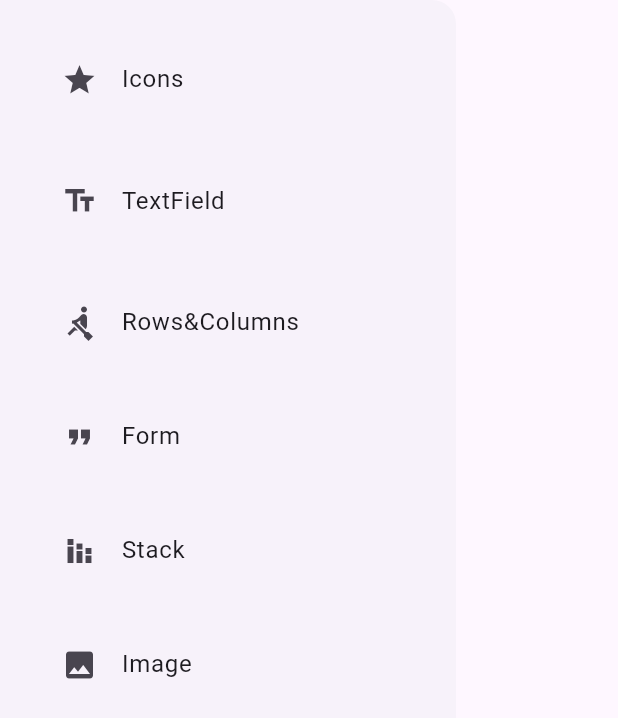
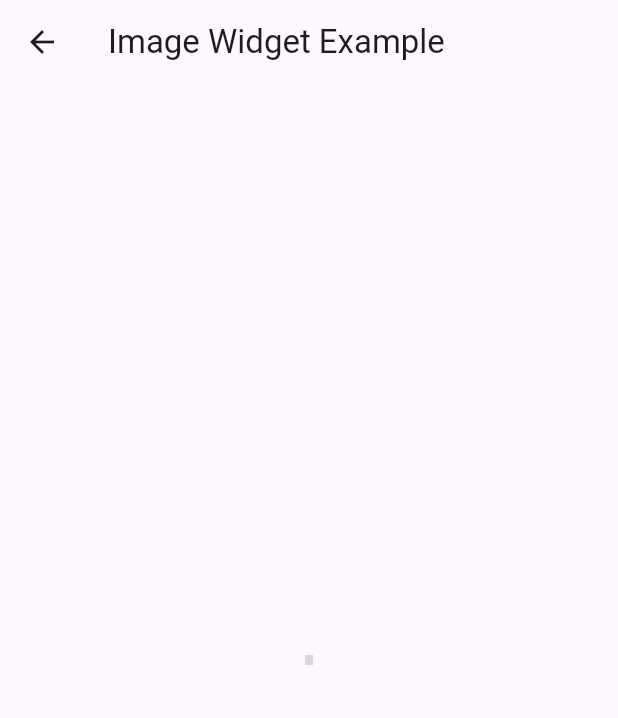
Before and after one commit to Kanishka714/Listing_widgets, a Flutter app: the screen it shows after launch, after a tap on "Image", on a phone screen of 412 x 824 dp. Shown: the top 718 px of the screen. Run offline on Flutter 3.47's test engine with Material 3 defaults, Android fonts, the phone set to English and light mode, and no system bars; grey boxes are pictures that could not be loaded.

Commit message:
routing works fine

```diff
--- a/lib/custom_drawer.dart
+++ b/lib/custom_drawer.dart
@@ -11,10 +11,9 @@ class CustomDrawer extends StatelessWidget {
         child: Column(
           children: [
             Padding(
-              padding: const EdgeInsets.all(10.0),
+              padding: const EdgeInsets.all(50.0),
               child: ListTile(
-                leading: Icon(Icons.star),
-                title: Text("Icons"),
+                leading: Center(child: Icon(Icons.star)),
               ),
             ),
 
@@ -25,7 +24,9 @@ class CustomDrawer extends StatelessWidget {
               child: ListTile(
                 leading: Icon(Icons.text_fields),
                 title: Text("TextField"),
-                onTap: (){},
+                onTap: (){
+                  Navigator.pushNamed(context, '/textfieldwid');
+                },
               ),
             ),
 
@@ -36,7 +37,9 @@ class CustomDrawer extends StatelessWidget {
               child: ListTile(
                 leading: Icon(Icons.rowing),
                 title: Text("Rows&Columns"),
-                onTap: (){},
+                onTap: (){
+                  Navigator.pushNamed(context, '/column_and_row');
+                },
               ),
             ),
 
@@ -45,7 +48,9 @@ class CustomDrawer extends StatelessWidget {
               child: ListTile(
                 leading: Icon(Icons.format_quote),
                 title: Text("Form"),
-                onTap: (){},
+                onTap: (){
+                  Navigator.pushNamed(context, '/form');
+                },
               ),
             ),
 
@@ -54,7 +59,9 @@ class CustomDrawer extends StatelessWidget {
               child: ListTile(
                 leading: Icon(Icons.stacked_bar_chart),
                 title: Text("Stack"),
-                onTap: (){},
+                onTap: (){
+                  Navigator.pushNamed(context, '/stack');
+                },
               ),
             ),
 
@@ -63,7 +70,9 @@ class CustomDrawer extends StatelessWidget {
               child: ListTile(
                 leading: Icon(Icons.image),
                 title: Text("Image"),
-                onTap: (){},
+                onTap: (){
+                  Navigator.pushNamed(context, '/myimage');
+                },
               ),
             ),
 
--- a/lib/main.dart
+++ b/lib/main.dart
@@ -3,6 +3,7 @@ import 'package:sample_collection/custom_drawer.dart';
 import 'package:sample_collection/widgets/buttons.dart';
 import 'package:sample_collection/widgets/column_and_row.dart';
 import 'package:sample_collection/widgets/form.dart';
+import 'package:sample_collection/widgets/myimage.dart';
 import 'package:sample_collection/widgets/stack.dart';
 import 'package:sample_collection/widgets/textfieldwid.dart';
 
@@ -20,6 +21,13 @@ class MyApp extends StatelessWidget {
       home: Scaffold(
         body: CustomDrawer(),
       ),
+      routes: {
+        '/textfieldwid': (context) => const TextFieldWid(),
+        '/column_and_row': (context) => const ColumnRow(),
+        '/form': (context) => const MyForm(),
+        '/stack': (context) => const MyStack(),
+        '/myimage': (context) => const MyImage(),
+      },
     );
   }
 }
--- /dev/null
+++ b/lib/widgets/myimage.dart
@@ -0,0 +1,21 @@
+import 'package:flutter/material.dart';
+
+class MyImage extends StatelessWidget {
+  const MyImage({super.key});
+
+  @override
+  Widget build(BuildContext context) {
+    return Scaffold(
+        appBar: AppBar(
+          title: Text('Image Widget Example'),
+        ),
+        body: Center(
+          child: Image.asset(
+            'assests/images/essential-10.png',
+            width: 5,
+            height: 7,
+          ),
+        ),
+    );
+  }
+}
```
Also changed, not shown: lib/assests/images/essential-10.png (added), lib/assests/images/maxresdefault.jpg (added).
